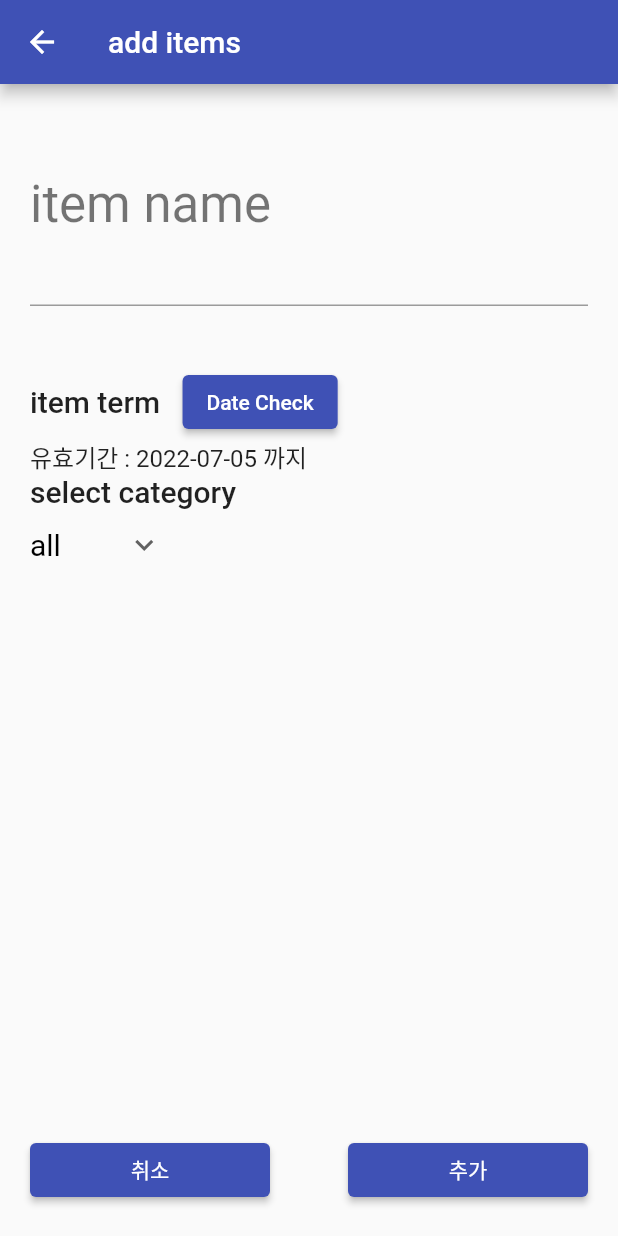
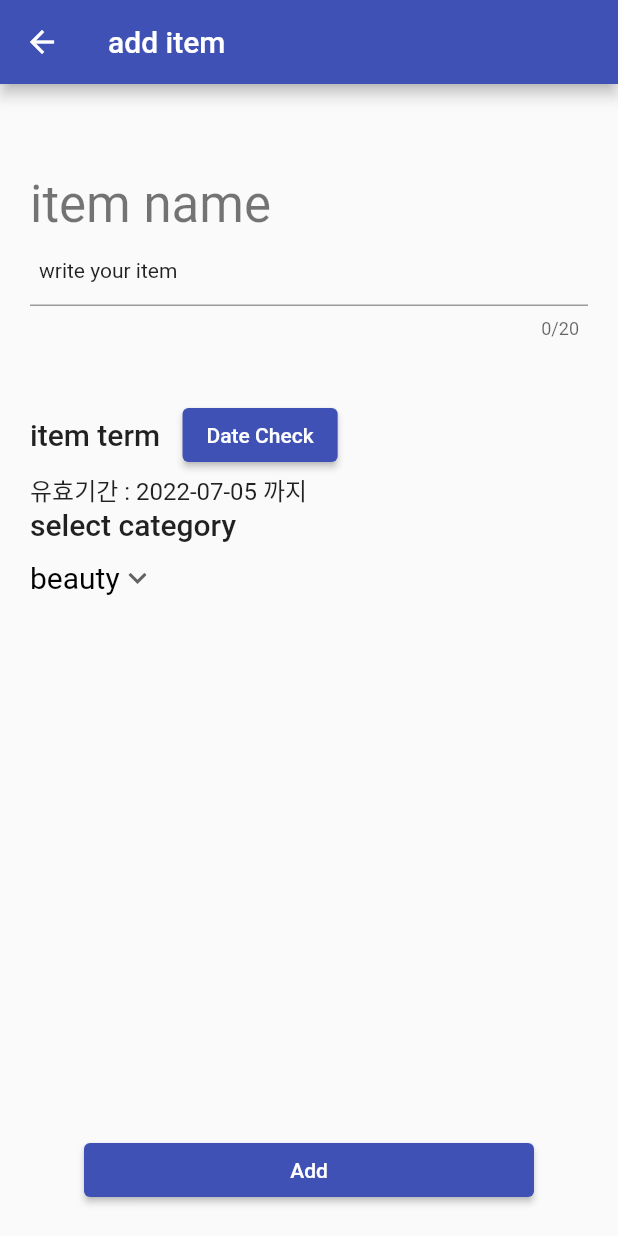
Before and after one commit to esk147/expired_item_app, a Flutter app: the screen it shows after launch, after a tap on the "add" icon, on a phone screen of 412 x 824 dp. Run offline on Flutter 3.47's test engine with Material 2 defaults, Android fonts, the phone set to English and light mode, and no system bars.

Commit message:
add listview

```diff
--- a/lib/pages/add_page.dart
+++ b/lib/pages/add_page.dart
@@ -1,5 +1,3 @@
-import 'dart:ui';
-
 import 'package:expried_item_app/components/style.dart';
 import 'package:flutter/cupertino.dart';
 import 'package:flutter/material.dart';
@@ -15,7 +13,7 @@ class AddPage extends StatefulWidget {
 class _AddPageState extends State<AddPage> {
   final _spaceControll = TextEditingController();
   late DateTime selectedDate;
-  String dropdownValue = 'all';
+  String dropdownValue = 'beauty';
 
   @override
   void dispose() {
@@ -33,7 +31,7 @@ class _AddPageState extends State<AddPage> {
   Widget build(BuildContext context) {
     return Scaffold(
       appBar: AppBar(
-        title: const Text('add items'),
+        title: const Text('add item'),
         backgroundColor: Colors.indigo,
       ),
       body: GestureDetector(
@@ -52,7 +50,18 @@ class _AddPageState extends State<AddPage> {
                 'item name',
                 style: Theme.of(context).textTheme.headline4,
               ),
-              TextFormField(),
+              TextFormField(
+                controller: _spaceControll,
+                maxLength: 20,
+                keyboardType: TextInputType.text,
+                style: Theme.of(context).textTheme.bodyText1,
+                decoration: InputDecoration(
+                    hintText: 'write your item',
+                    hintStyle: Theme.of(context).textTheme.bodyText2,
+                    contentPadding: const EdgeInsets.symmetric(
+                      horizontal: 6,
+                    )),
+              ),
               const SizedBox(
                 height: namespace,
               ),
@@ -91,30 +100,23 @@ class _AddPageState extends State<AddPage> {
                       dropdownValue = newValue!;
                     });
                   },
-                  items: ['all', 'newest', 'oldest', 'food', 'etc']
+                  items: ['beauty', 'food', 'etc']
                       .map<DropdownMenuItem<String>>((String value) {
                     return DropdownMenuItem<String>(
                       value: value,
                       child: Text(value),
                     );
                   }).toList()),
-                  const Spacer(),
-              Row(
-                mainAxisAlignment: MainAxisAlignment.spaceBetween,
-                children: [
-                  SizedBox(
-                    width: 160,
-                    child: ElevatedButton(
-                      onPressed: () {},
-                      child: const Text('취소'),
-                    ),
+              const Spacer(),
+              Container(
+                alignment: Alignment.center,
+                child: SizedBox(
+                  width: 300,
+                  child: ElevatedButton(
+                    onPressed: () {},
+                    child: const Text('Add'),
                   ),
-                  SizedBox(
-                    width: 160,
-                    child: ElevatedButton(onPressed: () {},
-              child: const Text('추가')),
-                  ),
-                ],
+                ),
               ),
             ],
           ),
--- a/lib/pages/main_page.dart
+++ b/lib/pages/main_page.dart
@@ -1,5 +1,4 @@
 import 'package:expried_item_app/pages/add_page.dart';
-import 'package:flutter/cupertino.dart';
 import 'package:flutter/material.dart';
 
 class ExpriedMain extends StatefulWidget {
@@ -10,7 +9,13 @@ class ExpriedMain extends StatefulWidget {
 }
 
 class _ExpriedMainState extends State<ExpriedMain> {
-  String dropdownValue = 'all';
+  String dropdownValue = 'newest';
+
+  final list = [
+    'item1',
+    'item2',
+    'item3',
+  ];
   @override
   Widget build(BuildContext context) {
     return Scaffold(
@@ -30,7 +35,7 @@ class _ExpriedMainState extends State<ExpriedMain> {
                   dropdownValue = newValue!;
                 });
               },
-              items: ['all', 'newest', 'oldest', 'food', 'etc']
+              items: ['newest', 'oldest', 'beauty', 'food', 'etc']
                   .map<DropdownMenuItem<String>>((String value) {
                 return DropdownMenuItem<String>(
                   value: value,
@@ -49,14 +54,46 @@ class _ExpriedMainState extends State<ExpriedMain> {
         child: const Icon(Icons.add),
       ),
       floatingActionButtonLocation: FloatingActionButtonLocation.endFloat,
+      body: ListView.builder(
+        itemCount: list.length,
+        itemBuilder: (context, index) {
+          return ExpriedListTile(name: list[index]);
+        },
+      ),
     );
   }
 
-  void _checkAndDelete() {
-
-  }
-  void _addNewItem(){
+  void _checkAndDelete() {}
+  void _addNewItem() {
     Navigator.push(
         context, MaterialPageRoute(builder: (context) => const AddPage()));
   }
 }
+
+class ExpriedListTile extends StatelessWidget {
+  const ExpriedListTile({
+    Key? key,
+    required this.name,
+  }) : super(key: key);
+
+  final String name;
+
+  @override
+  Widget build(BuildContext context) {
+    return Container(
+      color: Colors.yellow,
+      child: Row(
+        children: [
+          Text(
+            name,
+            style: Theme.of(context).textTheme.bodyText2,
+          ),
+          const Padding(
+            padding: EdgeInsets.only(left: 20),
+            child: Text('term box'),
+          ),
+        ],
+      ),
+    );
+  }
+}
```
